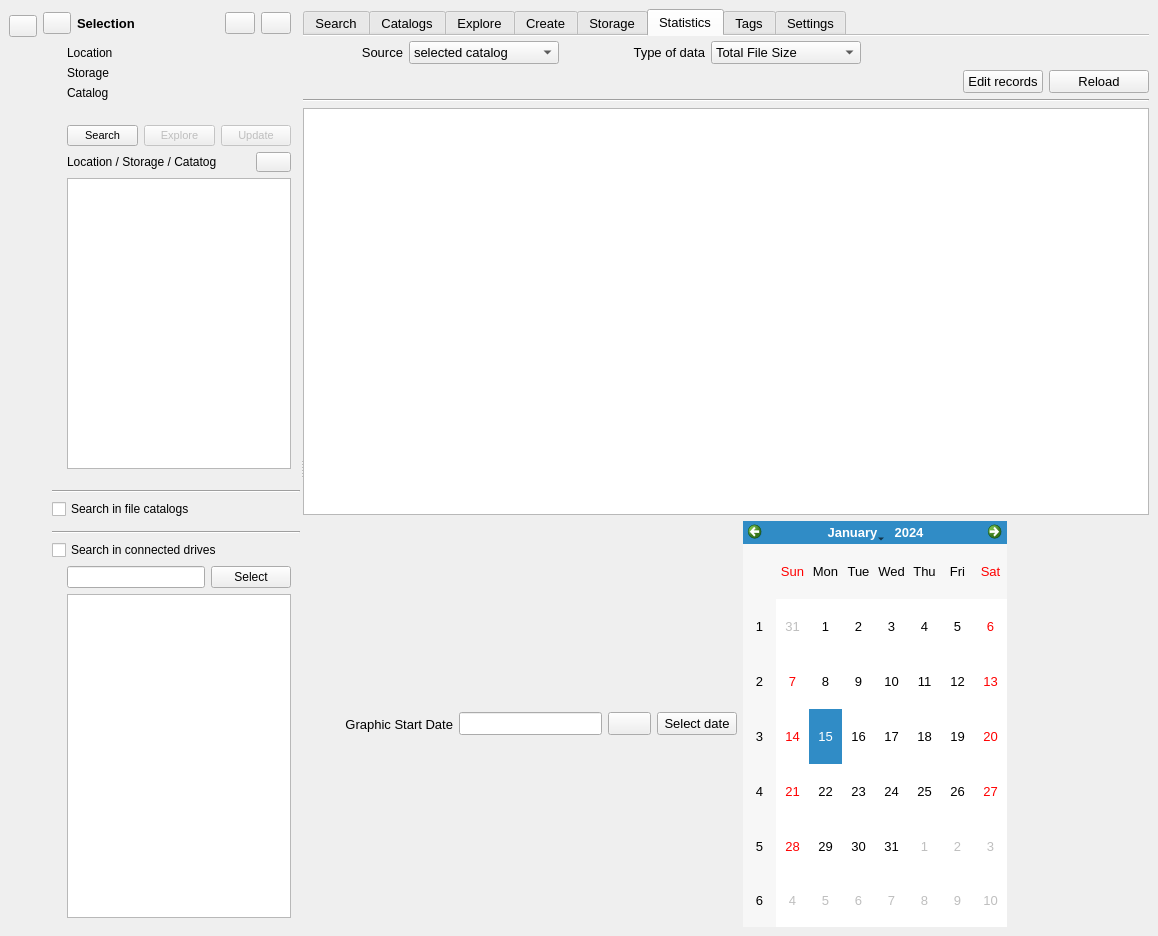
The window that mainwindow.ui (StephaneCouturier/Katalog) describes before a commit, drawn with Qt 5.
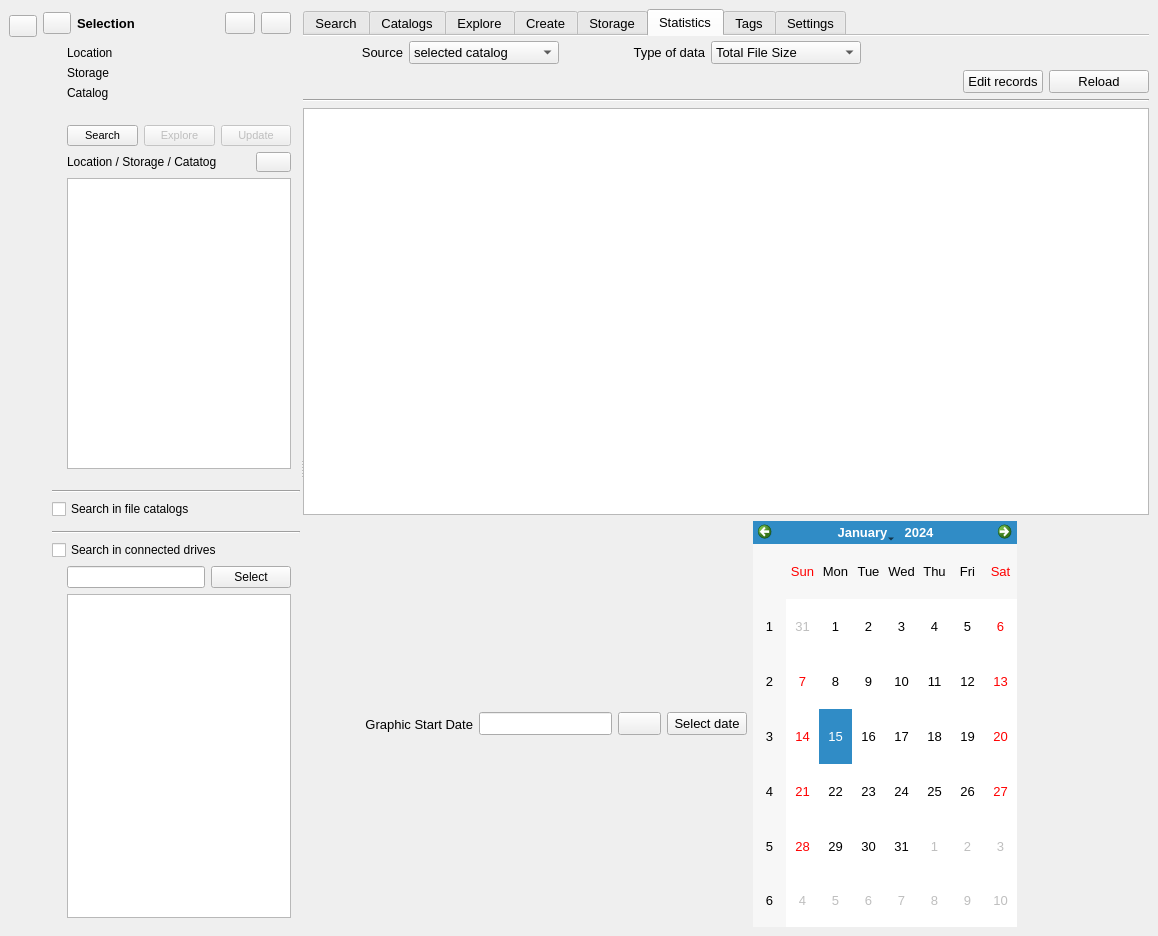
The same window after the commit. The open tabs and pages were chosen to show the change. Icons and pictures are not drawn. Custom widgets are drawn as their Qt base class.

Diff of the .ui file:
```diff
--- a/mainwindow.ui
+++ b/mainwindow.ui
@@ -6468,6 +6468,22 @@
               </item>
               <item row="4" column="0">
                <layout class="QHBoxLayout" name="Statistics_horizontalLayout_GraphParameters">
+                <item>
+                 <spacer name="Statistics_horizontalSpacer_10">
+                  <property name="orientation">
+                   <enum>Qt::Horizontal</enum>
+                  </property>
+                  <property name="sizeType">
+                   <enum>QSizePolicy::Fixed</enum>
+                  </property>
+                  <property name="sizeHint" stdset="0">
+                   <size>
+                    <width>20</width>
+                    <height>20</height>
+                   </size>
+                  </property>
+                 </spacer>
+                </item>
                 <item>
                  <widget class="QLabel" name="Statistics_label_GraphicStartDate">
                   <property name="minimumSize">
```
Left out of the diff: 10 changed lines with no effect on the pictures.
